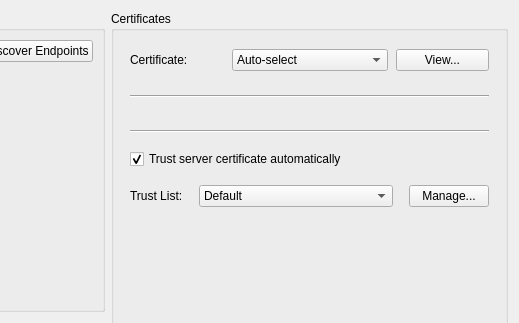
Before: the Qt Designer form src/ui/dialogs/connectiondialog.ui in sanny32/OpenUaExplorer, drawn with Qt 5; both pictures show x 501 to 1020 and y 0 to 323 of the 1020 by 650 pixel window.
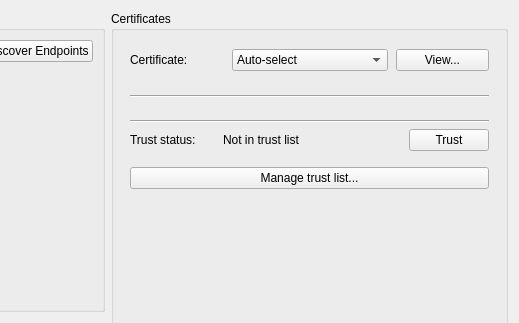
After: the same form once the commit is applied. Icons and pictures are not drawn. Custom widgets are drawn as their Qt base class.

Commit message: feat: Enhance server certificate trust management in ConnectionDialog

What changed in the file:
```diff
--- a/src/ui/dialogs/connectiondialog.ui
+++ b/src/ui/dialogs/connectiondialog.ui
@@ -656,62 +656,93 @@
            <item>
             <widget class="CertificateSummaryWidget" name="serverCertificateWidget" native="true"/>
            </item>
-          </layout>
-         </widget>
-        </item>
         <item>
-         <widget class="Line" name="trustSectionLine">
+            <widget class="Line" name="serverTrustLine">
           <property name="orientation">
            <enum>Qt::Horizontal</enum>
           </property>
          </widget>
         </item>
         <item>
-         <widget class="QCheckBox" name="trustServerCertificateCheckBox">
+            <widget class="QWidget" name="serverTrustSection" native="true">
+             <layout class="QGridLayout" name="serverTrustLayout" columnstretch="0,1">
+              <property name="leftMargin">
+               <number>0</number>
+              </property>
+              <property name="topMargin">
+               <number>0</number>
+              </property>
+              <property name="rightMargin">
+               <number>0</number>
+              </property>
+              <property name="bottomMargin">
+               <number>0</number>
+              </property>
+              <property name="horizontalSpacing">
+               <number>14</number>
+              </property>
+              <property name="verticalSpacing">
+               <number>8</number>
+              </property>
+              <item row="0" column="0">
+               <widget class="QLabel" name="serverTrustCaption">
           <property name="text">
-           <string>Trust server certificate automatically</string>
-          </property>
-          <property name="checked">
-           <bool>true</bool>
+                 <string>Trust status:</string>
+                </property>
+                <property name="alignment">
+                 <set>Qt::AlignLeading|Qt::AlignLeft|Qt::AlignVCenter</set>
           </property>
          </widget>
         </item>
+              <item row="0" column="1">
+               <layout class="QHBoxLayout" name="serverTrustStatusLayout">
+                <property name="spacing">
+                 <number>6</number>
+                </property>
         <item>
-         <layout class="QHBoxLayout" name="trustListLayout">
-          <item>
-           <widget class="QLabel" name="trustListLabel">
+                 <widget class="ThemedIconLabel" name="serverTrustIcon">
             <property name="sizePolicy">
-             <sizepolicy hsizetype="Fixed" vsizetype="Preferred">
+                   <sizepolicy hsizetype="Maximum" vsizetype="Preferred">
               <horstretch>0</horstretch>
               <verstretch>0</verstretch>
              </sizepolicy>
             </property>
             <property name="text">
-             <string>Trust List:</string>
-            </property>
+                   <string/>
+                  </property>
+                  <property name="alignment">
+                   <set>Qt::AlignCenter</set>
+                  </property>
            </widget>
           </item>
           <item>
-           <widget class="QComboBox" name="trustListComboBox">
-            <item>
-             <property name="text">
-              <string>Default</string>
-             </property>
-            </item>
-            <item>
+                 <widget class="QLabel" name="serverTrustStatusLabel">
+                  <property name="sizePolicy">
+                   <sizepolicy hsizetype="Maximum" vsizetype="Preferred">
+                    <horstretch>0</horstretch>
+                    <verstretch>0</verstretch>
+                   </sizepolicy>
+                  </property>
              <property name="text">
-              <string>Current user</string>
-             </property>
+                   <string>Not in trust list</string>
+                  </property>
+                 </widget>
             </item>
             <item>
-             <property name="text">
-              <string>Application</string>
-             </property>
-            </item>
-           </widget>
-          </item>
+                 <spacer name="serverTrustSpacer">
+                  <property name="orientation">
+                   <enum>Qt::Horizontal</enum>
+                  </property>
+                  <property name="sizeHint" stdset="0">
+                   <size>
+                    <width>0</width>
+                    <height>0</height>
+                   </size>
+                  </property>
+                 </spacer>
+                </item>
           <item>
-           <widget class="ThemedPushButton" name="trustListManageButton">
+                 <widget class="ThemedPushButton" name="serverTrustButton">
             <property name="sizePolicy">
              <sizepolicy hsizetype="Fixed" vsizetype="Fixed">
               <horstretch>0</horstretch>
@@ -719,11 +750,24 @@
              </sizepolicy>
             </property>
             <property name="text">
-             <string>Manage...</string>
+                   <string>Trust</string>
             </property>
            </widget>
           </item>
          </layout>
+              </item>
+             </layout>
+            </widget>
+           </item>
+          </layout>
+         </widget>
+        </item>
+        <item>
+         <widget class="ThemedPushButton" name="trustListManageButton">
+          <property name="text">
+           <string>Manage trust list...</string>
+          </property>
+         </widget>
         </item>
         <item>
          <spacer name="certificatesBottomSpacer">
```
Left out of the diff: 3 changed lines with no effect on the pictures. Lines whose indentation alone changed are shown as unchanged. The commit also changes 4 other files.
